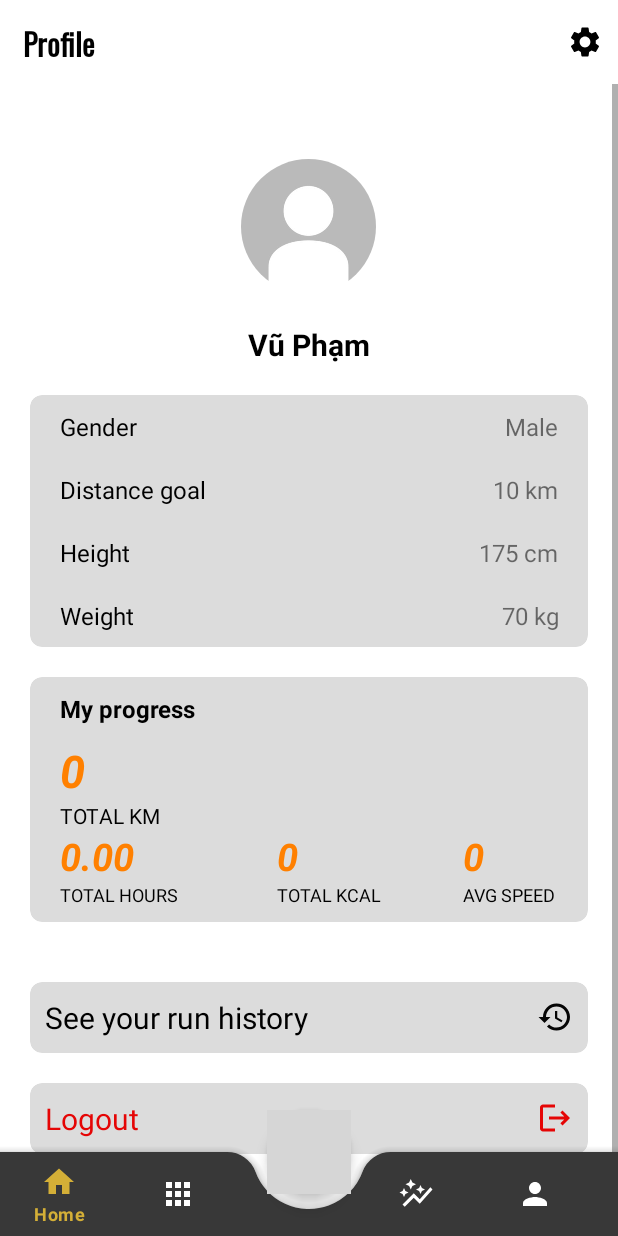
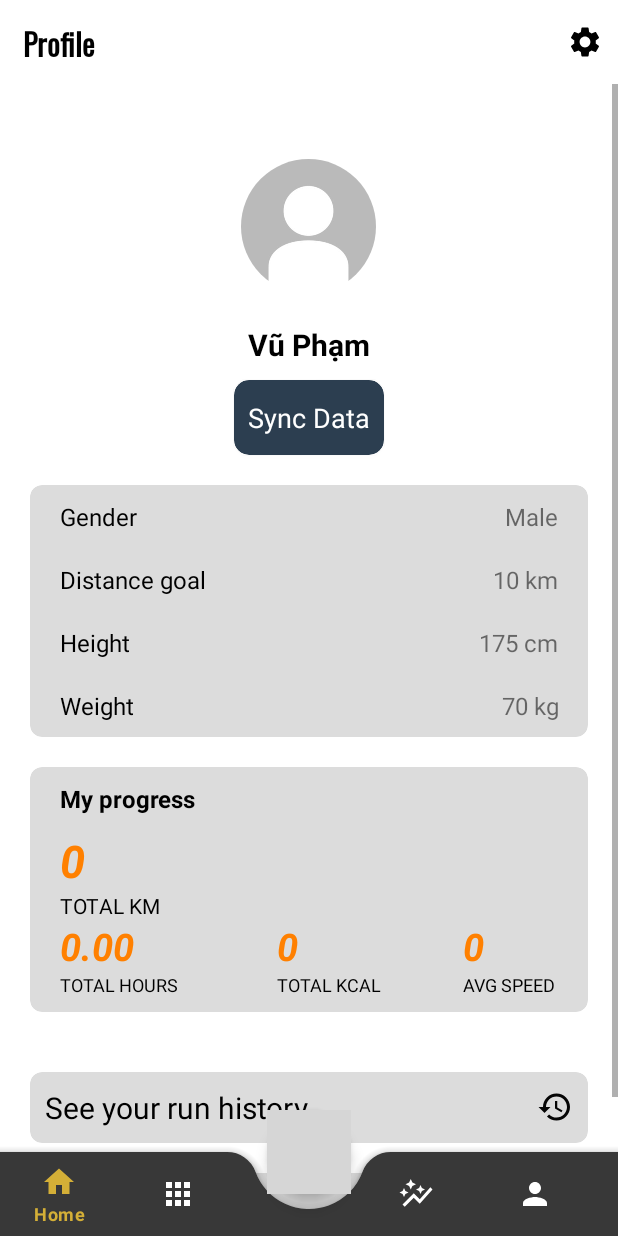
Before and after one commit to quocvuphamdinh/RunningApp, an Android app: the fragment ProfileFragment placed in its activity, on a phone screen of 412 x 824 dp. Run offline under Robolectric (Android 15) with nearby library versions, the phone set to English and light mode, and no system bars; our stand-ins replace CircleImageView, Picasso; pictures from the network do not load; 3 statements that could not run were skipped; grey boxes are pictures that could not be loaded.

Commit message:
finish sync run data to server

```diff
--- a/app/src/main/java/vu/pham/runningappseminar/database/local/RunDAO.kt
+++ b/app/src/main/java/vu/pham/runningappseminar/database/local/RunDAO.kt
@@ -74,4 +74,10 @@ interface RunDAO {
 
     @Query("SELECT * FROM running_table WHERE strftime('%Y-%m-%d',DATE(DATETIME(timestamp/1000, 'unixepoch'))) IN (:date)")
     fun getListDistanceInSpecificDate(date:String):LiveData<List<Run>>
+
+    @Query("SELECT * FROM running_table")
+    suspend fun getAllRun():List<Run>
+
+    @Query("DELETE FROM running_table")
+    suspend fun deleteAllRun()
 }
--- a/app/src/main/java/vu/pham/runningappseminar/database/remote/ApiService.kt
+++ b/app/src/main/java/vu/pham/runningappseminar/database/remote/ApiService.kt
@@ -2,6 +2,7 @@ package vu.pham.runningappseminar.database.remote
 
 import retrofit2.Call
 import retrofit2.http.*
+import vu.pham.runningappseminar.database.local.Run
 import vu.pham.runningappseminar.model.User
 
 
@@ -21,4 +22,10 @@ interface ApiService {
 
     @PUT("user/{id}")
     suspend fun updateUser(@Body user:User, @Path("id") id:Long?)
+
+    @POST("run/{userId}/{userActivitesId}")
+    suspend fun insertRun(@Body run: Run, @Path("userId") userId: Long, @Path("userActivitesId") userActivitesId:Long)
+
+    @GET("run/{userId}")
+    fun getRun(@Path("userId") userId:Long) : Call<List<Run>>
 }
--- a/app/src/main/java/vu/pham/runningappseminar/fragment/AnalysisFragment.kt
+++ b/app/src/main/java/vu/pham/runningappseminar/fragment/AnalysisFragment.kt
@@ -83,11 +83,11 @@ class AnalysisFragment : Fragment() {
             val allDuration = it.indices.map { i-> BarEntry(i.toFloat(), it[i].timeInMillis.toFloat()) }
             val allCaloriesBurned = it.indices.map { i-> BarEntry(i.toFloat(), it[i].caloriesBurned.toFloat()) }
             initBarChart(barChart1, resources.getColor(R.color.startColor), resources.getColor(R.color.endColor),
-                resources.getStringArray(R.array.analysisLabel)[0], allDistance, resources.getStringArray(R.array.analysisLabel2)[0])
+                resources.getStringArray(R.array.analysisLabel)[0], allDistance, dateDate.format(date))
             initBarChart(barChart2, resources.getColor(R.color.startColor2), resources.getColor(R.color.endColor2),
-                resources.getStringArray(R.array.analysisLabel)[1], allDuration, resources.getStringArray(R.array.analysisLabel2)[1])
+                resources.getStringArray(R.array.analysisLabel)[1], allDuration, dateDate.format(date))
             initBarChart(barChart3, resources.getColor(R.color.startColor3), resources.getColor(R.color.endColor3),
-                resources.getStringArray(R.array.analysisLabel)[2], allCaloriesBurned, resources.getStringArray(R.array.analysisLabel2)[2])
+                resources.getStringArray(R.array.analysisLabel)[2], allCaloriesBurned, dateDate.format(date))
         })
     }
 
--- a/app/src/main/res/layout/profile_fragment.xml
+++ b/app/src/main/res/layout/profile_fragment.xml
@@ -72,12 +72,29 @@
                 android:textColor="@color/black"
                 android:textSize="20sp"
                 android:textStyle="bold" />
+            <androidx.cardview.widget.CardView
+                android:layout_marginTop="10dp"
+                android:layout_centerHorizontal="true"
+                app:cardCornerRadius="10dp"
+                app:cardBackgroundColor="@color/endColor"
+                android:layout_below="@id/textViewFullnameProfileFragment"
+                android:id="@+id/cardViewSyncData"
+                android:layout_width="100dp"
+                android:layout_height="50dp">
+                <TextView
+                    android:textSize="18sp"
+                    android:gravity="center"
+                    android:textColor="@color/white"
+                    android:text="Sync Data"
+                    android:layout_width="match_parent"
+                    android:layout_height="match_parent"/>
+            </androidx.cardview.widget.CardView>
 
             <androidx.cardview.widget.CardView
                 android:id="@+id/cardView1"
                 android:layout_width="match_parent"
                 android:layout_height="wrap_content"
-                android:layout_below="@id/textViewFullnameProfileFragment"
+                android:layout_below="@id/cardViewSyncData"
                 android:layout_marginHorizontal="20dp"
                 android:layout_marginTop="20dp"
                 android:elevation="0dp"
```
Also changed, not shown: app/src/main/java/vu/pham/runningappseminar/activity/LoginActivity.kt (+20 -3 lines), app/src/main/java/vu/pham/runningappseminar/fragment/ProfileFragment.kt (+29 -4 lines), app/src/main/java/vu/pham/runningappseminar/repositories/MainRepository.kt (+17 -5 lines), app/src/main/java/vu/pham/runningappseminar/viewmodels/LoginViewModel.kt (+9 -0 lines), app/src/main/java/vu/pham/runningappseminar/viewmodels/MainViewModel.kt (+11 -0 lines).
